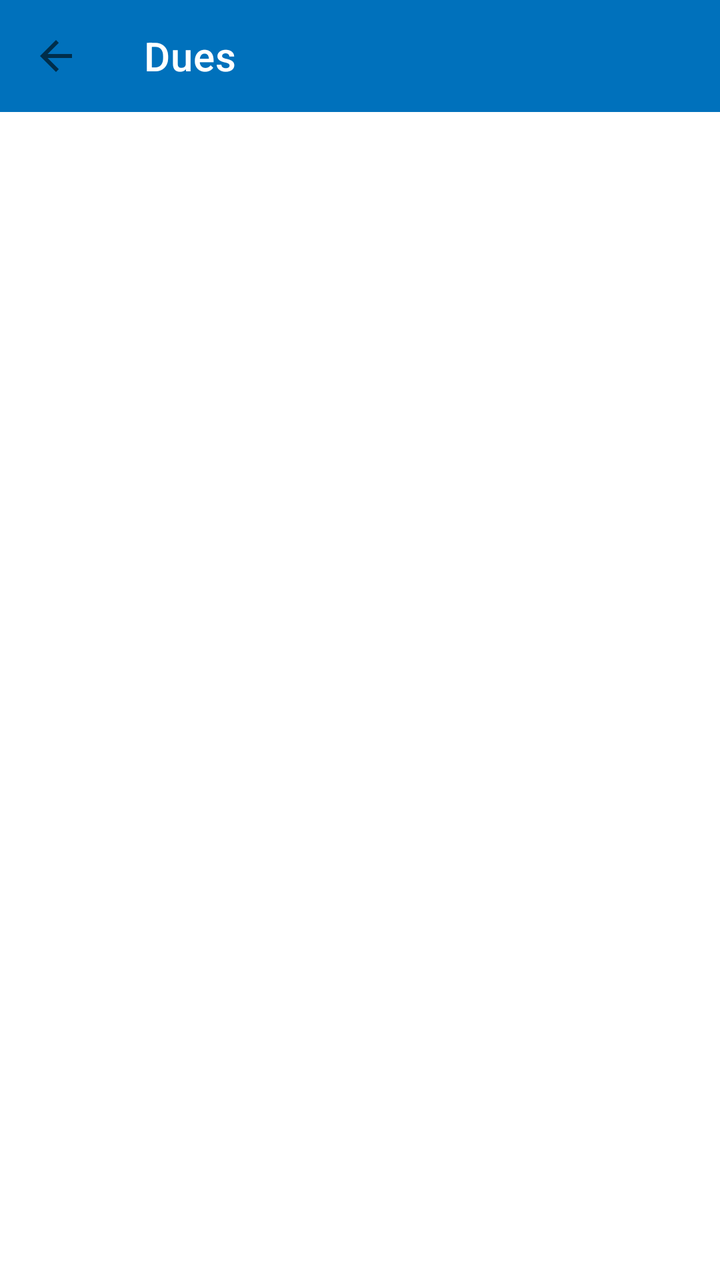
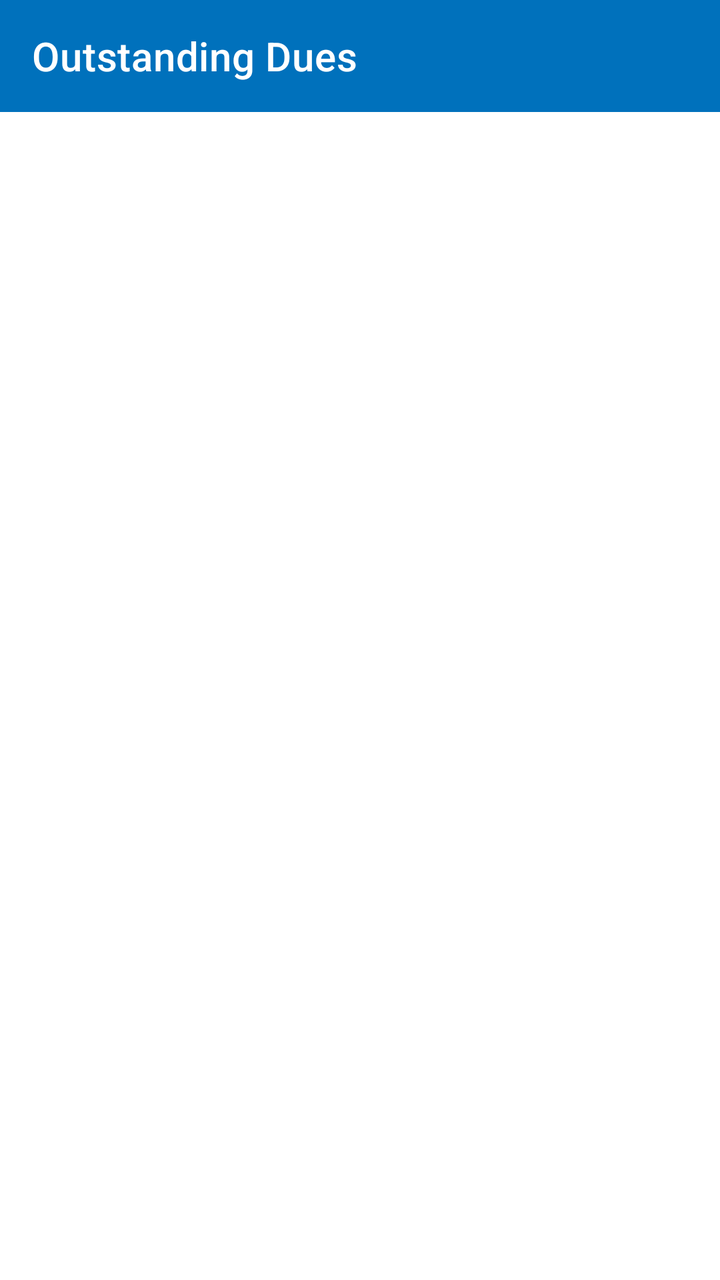

Compare the two renders of this Android layout. The source of the first and the diff that turns it into the second are given below.
<!-- AndroidManifest.xml: activity theme Theme.MyApp.NoActionBar -->
<!-- res/layout/activity_dues.xml -->
<?xml version="1.0" encoding="utf-8"?>
<LinearLayout xmlns:android="http://schemas.android.com/apk/res/android"
    xmlns:app="http://schemas.android.com/apk/res-auto"
    android:layout_width="match_parent"
    android:layout_height="match_parent"
    android:orientation="vertical">

    
    <androidx.appcompat.widget.Toolbar
        android:id="@+id/toolbarDues"
        android:layout_width="match_parent"
        android:layout_height="wrap_content"
        android:background="#0071BC"
        app:title="Dues"
        app:titleTextColor="@android:color/white"
        app:navigationIcon="?attr/actionModeCloseDrawable"
        app:titleCentered="true"
        app:popupTheme="@style/ThemeOverlay.AppCompat.Light" />

    <ListView
        android:id="@+id/duesListView"
        android:layout_width="match_parent"
        android:layout_height="match_parent"
        android:padding="16dp"
        android:divider="#CCCCCC"
        android:dividerHeight="1dp" />

</LinearLayout>
<!-- resources referenced by this layout -->
<resources>
  <style name="Theme.MyApp.NoActionBar" parent="Theme.MaterialComponents.DayNight.NoActionBar">
          <item name="colorPrimary">@color/purple_500</item>
          <item name="colorPrimaryVariant">@color/purple_700</item>
          <item name="colorOnPrimary">@color/white</item>
          <item name="colorSecondary">@color/teal_200</item>
          <item name="colorOnSecondary">@color/black</item>
  
          
          <item name="textInputStyle">@style/Widget.MyApp.TextInputEditText</item>
      </style>
  <color name="purple_500">#6200EE</color>
  <color name="purple_700">#3700B3</color>
  <color name="white">#FFFFFF</color>
  <color name="teal_200">#03DAC5</color>
  <color name="black">#000000</color>
  <style name="Widget.MyApp.TextInputEditText" parent="Widget.MaterialComponents.TextInputEditText.OutlinedBox">
          <item name="android:textColor">@android:color/black</item>
          <item name="android:textColorHint">@android:color/darker_gray</item>
      </style>
</resources>

<!-- the commit's change to res/layout/activity_dues.xml (unified diff, before → after) -->
@@ -1,28 +1,27 @@
 <?xml version="1.0" encoding="utf-8"?>
 <LinearLayout xmlns:android="http://schemas.android.com/apk/res/android"
     xmlns:app="http://schemas.android.com/apk/res-auto"
+    android:orientation="vertical"
     android:layout_width="match_parent"
-    android:layout_height="match_parent"
-    android:orientation="vertical">
+    android:layout_height="match_parent">
 
     
     <androidx.appcompat.widget.Toolbar
         android:id="@+id/toolbarDues"
         android:layout_width="match_parent"
-        android:layout_height="wrap_content"
+        android:layout_height="?attr/actionBarSize"
         android:background="#0071BC"
-        app:title="Dues"
         app:titleTextColor="@android:color/white"
-        app:navigationIcon="?attr/actionModeCloseDrawable"
-        app:titleCentered="true"
+        app:title="Outstanding Dues"
         app:popupTheme="@style/ThemeOverlay.AppCompat.Light" />
 
+    
     <ListView
         android:id="@+id/duesListView"
         android:layout_width="match_parent"
-        android:layout_height="match_parent"
+        android:layout_height="0dp"
+        android:layout_weight="1"
         android:padding="16dp"
         android:divider="#CCCCCC"
         android:dividerHeight="1dp" />
-
 </LinearLayout>
